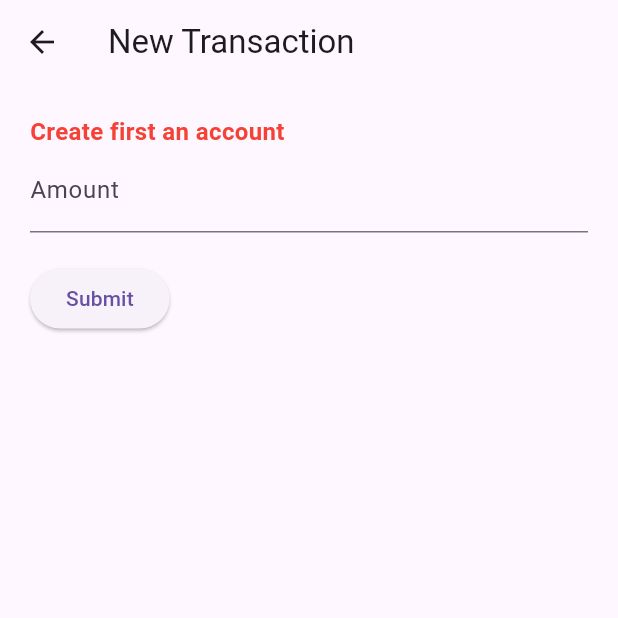
After one commit to Frivox1/finance_tracker, a Flutter app: the NewTransaction screen opened directly, on a phone screen of 412 x 824 dp, the top half of it. The commit adds this screen. Run offline on Flutter 3.47's test engine with Material 3 defaults, Android fonts, the phone set to English and light mode, and no system bars; our stand-ins replace hive, hive_flutter; accounts and stored records are empty.

Commit message:
new transaction screen done (without good ui)

```diff
--- a/lib/boxes.dart
+++ b/lib/boxes.dart
@@ -2,5 +2,8 @@ import 'package:hive/hive.dart';
 import 'package:finance_tracker/models/account.dart';
 
 class Boxes {
-  static Box<Account> getAccounts() => Hive.box<Account>('accountBox');
+  static Future<Box<Account>> getAccounts() async {
+    await Hive.openBox<Account>('accountBox');
+    return Hive.box<Account>('accountBox');
+  }
 }
--- a/lib/screens/new_account_screen.dart
+++ b/lib/screens/new_account_screen.dart
@@ -149,7 +149,8 @@ class _NewAccountScreenState extends State<NewAccountScreen> {
 
   Future<void> addAccount(String name, String category, double balance) async {
     final account = Account(name: name, category: category, balance: balance);
-    final box = Boxes.getAccounts();
+    final box = await Boxes
+        .getAccounts(); // Await to get the actual Box<Account> object
     box.add(account);
   }
 }
--- /dev/null
+++ b/lib/screens/new_transaction.dart
@@ -0,0 +1,184 @@
+import 'package:flutter/material.dart';
+import 'package:finance_tracker/models/account.dart';
+import 'package:finance_tracker/boxes.dart';
+import 'package:hive_flutter/hive_flutter.dart';
+
+class NewTransaction extends StatefulWidget {
+  const NewTransaction({Key? key}) : super(key: key);
+
+  @override
+  _NewTransactionState createState() => _NewTransactionState();
+}
+
+class _NewTransactionState extends State<NewTransaction> {
+  late String _selectedAccount;
+  late TextEditingController _amountController;
+  late Future<Box<Account>> _accountsFuture; // Future for accounts
+  bool _isAddTransaction = true; // Flag to indicate add or deduct transaction
+
+  @override
+  void initState() {
+    super.initState();
+    _selectedAccount = ''; // Initialize the selected account to empty
+    _amountController = TextEditingController();
+    _accountsFuture = _getAccounts(); // Initialize the future
+  }
+
+  @override
+  void dispose() {
+    _amountController.dispose();
+    super.dispose();
+  }
+
+  @override
+  Widget build(BuildContext context) {
+    return Scaffold(
+      appBar: AppBar(
+        title: Text('New Transaction'),
+      ),
+      body: Padding(
+        padding: const EdgeInsets.all(20.0),
+        child: SingleChildScrollView(
+          child: Column(
+            crossAxisAlignment: CrossAxisAlignment.start,
+            children: [
+              FutureBuilder<Box<Account>>(
+                future: _accountsFuture,
+                builder: (context, snapshot) {
+                  if (snapshot.connectionState == ConnectionState.waiting) {
+                    return CircularProgressIndicator();
+                  }
+                  if (snapshot.hasError) {
+                    return Text('Error: ${snapshot.error}');
+                  }
+                  final box = snapshot.data!;
+                  final List<Account> accounts = box.values.toList();
+                  if (accounts.isEmpty) {
+                    return Text(
+                      'Create first an account',
+                      style: TextStyle(
+                        color: Colors.red,
+                        fontSize: 16,
+                        fontWeight: FontWeight.bold,
+                      ),
+                    );
+                  }
+                  if (!_selectedAccount.isNotEmpty ||
+                      !accounts
+                          .any((account) => account.name == _selectedAccount)) {
+                    // If _selectedAccount is empty or doesn't match any account name, set it to the first account name
+                    _selectedAccount =
+                        accounts.isNotEmpty ? accounts.first.name : '';
+                  }
+                  return Column(
+                    children: [
+                      DropdownButtonFormField<String>(
+                        value: _selectedAccount,
+                        onChanged: (String? newValue) {
+                          setState(() {
+                            _selectedAccount = newValue!;
+                          });
+                        },
+                        items: accounts.map((Account account) {
+                          return DropdownMenuItem<String>(
+                            value: account.name,
+                            child: Text(account.name),
+                          );
+                        }).toList(),
+                        decoration: InputDecoration(labelText: 'Account'),
+                      ),
+                      Row(
+                        children: [
+                          Radio(
+                            value: true,
+                            groupValue: _isAddTransaction,
+                            onChanged: (value) {
+                              setState(() {
+                                _isAddTransaction = value as bool;
+                              });
+                            },
+                          ),
+                          Text('Add transaction'),
+                          Radio(
+                            value: false,
+                            groupValue: _isAddTransaction,
+                            onChanged: (value) {
+                              setState(() {
+                                _isAddTransaction = value as bool;
+                              });
+                            },
+                          ),
+                          Text('Deduct transaction'),
+                        ],
+                      ),
+                    ],
+                  );
+                },
+              ),
+              TextFormField(
+                controller: _amountController,
+                keyboardType: TextInputType.numberWithOptions(decimal: true),
+                decoration: InputDecoration(labelText: 'Amount'),
+              ),
+              SizedBox(height: 20),
+              ElevatedButton(
+                onPressed: _processTransaction,
+                child: Text('Submit'),
+              ),
+            ],
+          ),
+        ),
+      ),
+    );
+  }
+
+  Future<Box<Account>> _getAccounts() async {
+    return Boxes.getAccounts();
+  }
+
+  void _processTransaction() {
+    final double amount = double.tryParse(_amountController.text) ?? 0.0;
+    if (amount == 0) {
+      ScaffoldMessenger.of(context).showSnackBar(
+        SnackBar(
+          content: Text('Invalid amount'),
+        ),
+      );
+      return;
+    }
+    final Future<Box<Account>> boxFuture = _getAccounts();
+    boxFuture.then((box) {
+      final Account? selectedAccount = box.values.firstWhere(
+        (account) => account.name == _selectedAccount,
+      );
+      if (selectedAccount == null) {
+        ScaffoldMessenger.of(context).showSnackBar(
+          SnackBar(
+            content: Text('Selected account not found'),
+          ),
+        );
+        return;
+      }
+      if (!_isAddTransaction && selectedAccount.balance < amount) {
+        ScaffoldMessenger.of(context).showSnackBar(
+          SnackBar(
+            content: Text('Insufficient balance'),
+          ),
+        );
+        return;
+      }
+      if (_isAddTransaction) {
+        selectedAccount.balance += amount;
+      } else {
+        selectedAccount.balance -= amount;
+      }
+      selectedAccount.save();
+      ScaffoldMessenger.of(context).showSnackBar(
+        SnackBar(
+          content: Text('Transaction processed for $_selectedAccount'),
+        ),
+      );
+      _amountController.clear();
+    });
+  }
+}
```
Also changed, not shown: lib/screens/home_page.dart (+36 -29 lines), lib/screens/list_account_screen.dart (+9 -5 lines).
